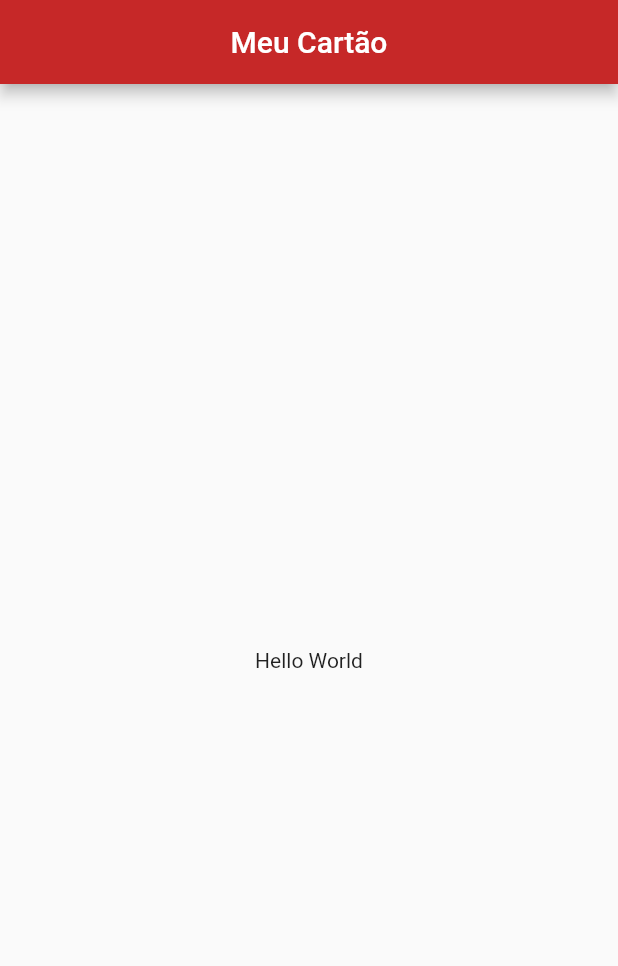
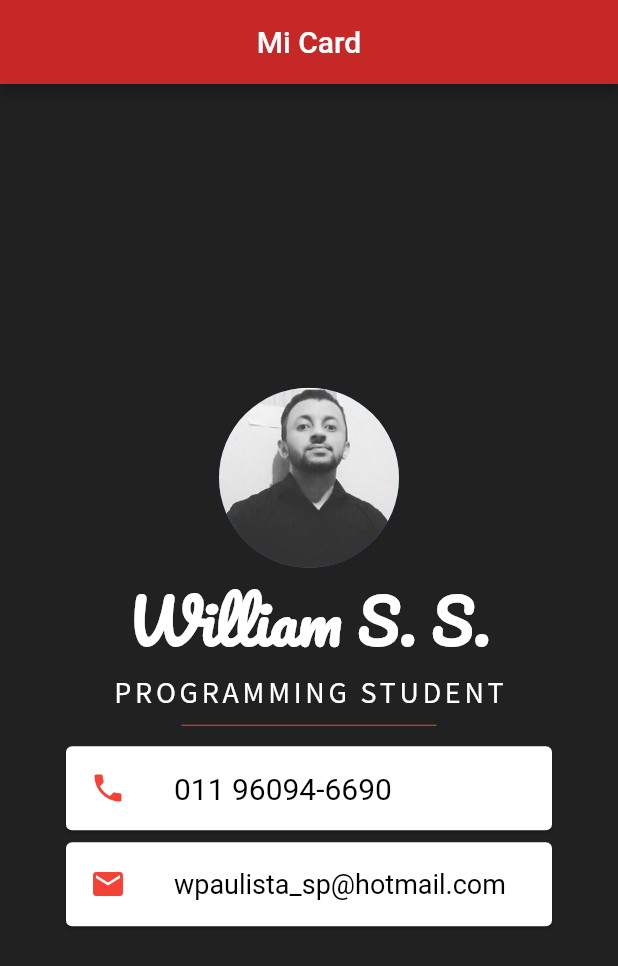
Before and after one commit to Williamkyorazo/meu_cartao, a Flutter app: the screen it shows after launch, on a phone screen of 412 x 824 dp. Shown: the top 966 px of the screen. Run offline on Flutter 3.47's test engine with Material 2 defaults, Android fonts, the phone set to English and light mode, and no system bars.

Commit message:
full App

```diff
--- a/lib/main.dart
+++ b/lib/main.dart
@@ -7,18 +7,73 @@ class MyApp extends StatelessWidget {
   Widget build(BuildContext context) {
     return MaterialApp(
       debugShowCheckedModeBanner: false,
-      title: 'Material App',
+      title: 'Mi Card',
       home: Scaffold(
+        backgroundColor: Colors.grey.shade900,
         appBar: AppBar(
           backgroundColor: Colors.red.shade800,
-          title: Text('Meu Cartão'),
+          title: Text('Mi Card'),
           centerTitle: true,
         ),
         body: Center(
-          child: Container(
-            child: Text('Hello World'),
-          ),
-        ),
+        child: Column(
+          mainAxisAlignment: MainAxisAlignment.center,
+          children: <Widget>[
+            CircleAvatar(
+              radius: 60.0,
+              backgroundImage: AssetImage('images/perfildev.jpg'),
+            ),
+            Text(
+              "William S. S.",
+              style: TextStyle(
+                  fontSize: 40.0,
+                  color: Colors.white,
+                  fontFamily: 'Pacifico',
+                  fontWeight: FontWeight.bold),
+            ),
+            Text(
+              "PROGRAMMING STUDENT",
+              style: TextStyle(
+                  fontSize: 20.0,
+                  color: Colors.white,
+                  fontFamily: 'Source Sans Pro',
+                  letterSpacing: 2.5),
+            ),
+            SizedBox(
+              width: 170.0,
+              height: 20.0,
+              child: Divider(
+                color: Colors.red,
+              ),
+            ),
+            Padding(
+              padding: const EdgeInsets.symmetric(horizontal: 40.0),
+              child: Card(
+                  child: ListTile(
+                      leading: Icon(
+                        Icons.phone,
+                        color: Colors.red,
+                      ),
+                      title: Text(
+                        "011 96094-6690",
+                        style: TextStyle(color: Colors.black, fontSize: 20.0),
+                      ))),
+            ),
+            Padding(
+              padding: const EdgeInsets.symmetric(horizontal: 40.0),
+              child: Card(
+                  child: ListTile(
+                      leading: Icon(
+                        Icons.mail,
+                        color: Colors.red,
+                      ),
+                      title: Text(
+                        "wpaulista_sp@hotmail.com",
+                        style: TextStyle(color: Colors.black, fontSize: 18.0),
+                      ))),
+            ),
+          ],
+        )),
       ),
     );
   }
```
Also changed, not shown: pubspec.yaml (+10 -47 lines), fonts/Pacifico-Regular.ttf (added), fonts/SourceSansPro-Regular.ttf (added), images/perfildev.jpg (added).
